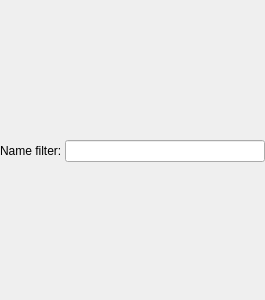
This is src/plugins/workflow_designer/src/ui/PaletteWidget.ui in violethaze74/ugene as Qt 5 draws it before an edit. The edited form follows.
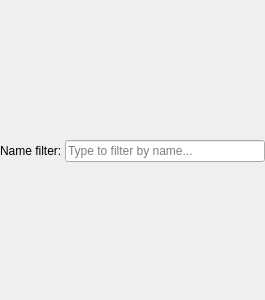
This is the edited form.

The edit to the form file:
```diff
--- a/src/plugins/workflow_designer/src/ui/PaletteWidget.ui
+++ b/src/plugins/workflow_designer/src/ui/PaletteWidget.ui
@@ -39,7 +39,11 @@
       </widget>
      </item>
      <item>
-      <widget class="QLineEdit" name="filterNameEdit"/>
+      <widget class="QLineEdit" name="filterNameEdit">
+       <property name="placeholderText">
+        <string>Type to filter by name...</string>
+       </property>
+      </widget>
      </item>
     </layout>
    </item>
```
